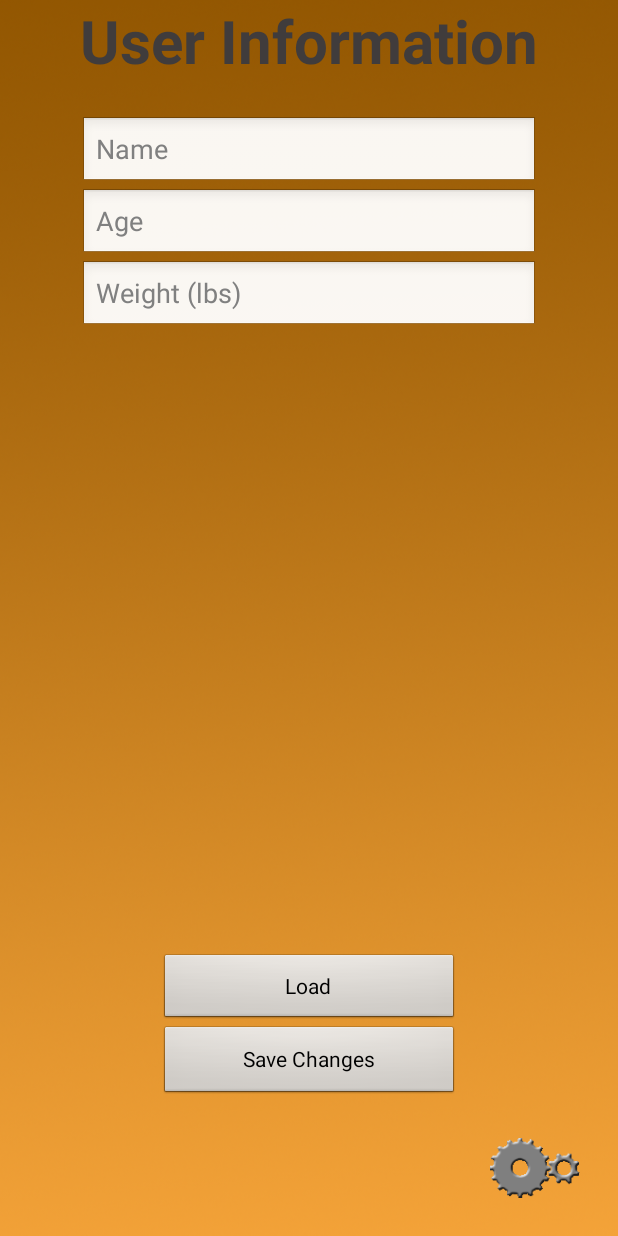
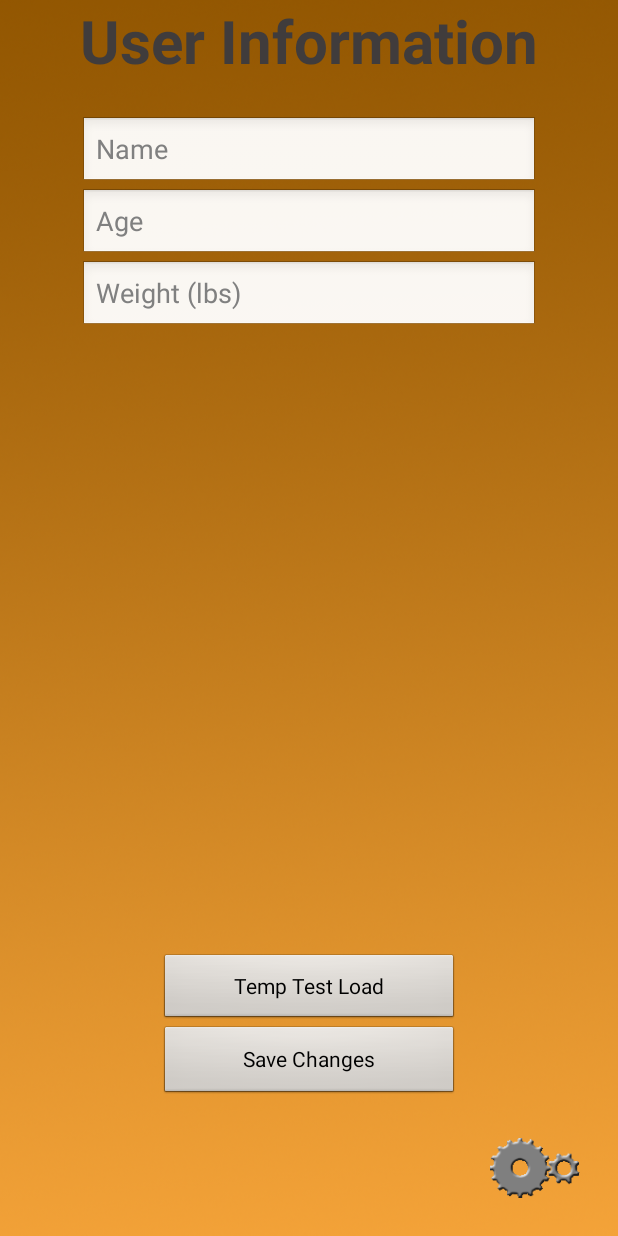
Before and after one commit to DennyScott/HealthTrack, an Android app: the GoalsUserInfo screen opened directly, with no data from a screen before it, on a phone screen of 412 x 824 dp. Run offline under Robolectric (Android 15) with nearby library versions, the light colour scheme and no system bars.

Commit message:
Replaced hardcoded strings with extracted string resources in goals submission page and goals user info

```diff
--- a/app/src/main/res/layout-large/goals_submission_page.xml
+++ b/app/src/main/res/layout-large/goals_submission_page.xml
@@ -48,7 +48,7 @@
         android:layout_alignLeft="@+id/title"
         android:layout_alignStart="@+id/title"
         android:layout_marginTop="22dp"
-        android:text="Target Weight"
+        android:text="@string/weight_goal_hint"
         android:layout_alignRight="@+id/settingsButton"
         android:layout_alignEnd="@+id/settingsButton" />
 
@@ -63,6 +63,6 @@
         android:layout_alignStart="@+id/targetWeightTextEntry"
         android:layout_alignRight="@+id/settingsButton"
         android:layout_alignEnd="@+id/settingsButton"
-        android:text="Target Number of Weeks" />
+        android:text="@string/weeks_goal_hint" />
 
 </RelativeLayout>
--- a/app/src/main/res/layout-large/goals_user_info.xml
+++ b/app/src/main/res/layout-large/goals_user_info.xml
@@ -42,7 +42,7 @@
         android:layout_width="wrap_content"
         android:layout_height="wrap_content"
         android:inputType="textPersonName"
-        android:text="Name"
+        android:text="@string/name_submission_hint"
         android:ems="10"
         android:id="@+id/nameTextEntry"
         android:layout_below="@+id/title"
@@ -61,7 +61,7 @@
         android:layout_below="@+id/nameTextEntry"
         android:layout_alignLeft="@+id/nameTextEntry"
         android:layout_alignStart="@+id/nameTextEntry"
-        android:text="Age"
+        android:text="@string/age_submission_hint"
         android:layout_alignRight="@+id/title"
         android:layout_alignEnd="@+id/title" />
 
@@ -74,7 +74,7 @@
         android:layout_below="@+id/ageTextEntry"
         android:layout_alignLeft="@+id/ageTextEntry"
         android:layout_alignStart="@+id/ageTextEntry"
-        android:text="Weight (lbs)"
+        android:text="@string/weight_submission_hint"
         android:layout_alignRight="@+id/title"
         android:layout_alignEnd="@+id/title" />
 
--- a/app/src/main/res/layout-normal/goals_user_info.xml
+++ b/app/src/main/res/layout-normal/goals_user_info.xml
@@ -44,7 +44,7 @@
         android:layout_width="wrap_content"
         android:layout_height="wrap_content"
         android:inputType="textPersonName|textCapWords"
-        android:hint="Name"
+        android:hint="@string/name_submission_hint"
         android:ems="10"
         android:id="@+id/nameTextEntry"
         android:layout_below="@+id/title"
@@ -58,7 +58,7 @@
         android:layout_width="wrap_content"
         android:layout_height="wrap_content"
         android:inputType="number"
-        android:hint="Age"
+        android:hint="@string/age_submission_hint"
         android:ems="10"
         android:id="@+id/ageTextEntry"
         android:layout_below="@+id/nameTextEntry"
@@ -71,7 +71,7 @@
         android:layout_width="wrap_content"
         android:layout_height="wrap_content"
         android:inputType="numberDecimal"
-        android:hint="Weight (lbs)"
+        android:hint="@string/weight_submission_hint"
         android:ems="10"
         android:id="@+id/weightTextEntry"
         android:layout_below="@+id/ageTextEntry"
@@ -84,7 +84,6 @@
         android:layout_width="match_parent"
         android:layout_height="wrap_content"
         android:textAppearance="?android:attr/textAppearanceMedium"
-        android:text="Load User Input (test)"
         android:id="@+id/textView"
         android:layout_marginTop="36dp"
         android:layout_below="@+id/weightTextEntry"
@@ -94,7 +93,7 @@
     <Button
         android:layout_width="wrap_content"
         android:layout_height="wrap_content"
-        android:text="Load"
+        android:text="@string/test_load"
         android:id="@+id/loadButton"
         android:onClick="readMessage"
         android:layout_above="@+id/saveButton"
--- a/app/src/main/res/values/strings.xml
+++ b/app/src/main/res/values/strings.xml
@@ -20,6 +20,13 @@
     <string name="goals_submission_title">Goals Submission</string>
     <string name="user_info_title">User Information</string>
     <string name="save_changes_button">Save Changes</string>
+    <string name="name_submission_hint">Name</string>
+    <string name="age_submission_hint">Age</string>
+    <string name="weight_submission_hint">Weight (lbs)</string>
+    <string name="weight_goal_hint">Target Weight (lbs)</string>
+    <string name="weeks_goal_hint">Target Number of Weeks</string>
+
+    <string name="test_load">Temp Test Load</string>
 
     <!-- Strings related to Settings -->
 
```
Also changed, not shown: app/src/main/res/layout-normal/goals_submission_page.xml (+3 -4 lines).
